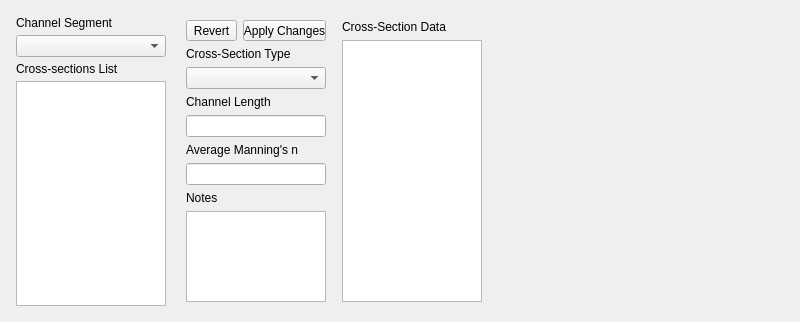
FLO-2DSoftware/qgis-flo-2d-plugin, file flo2d/ui/xsec_editor.ui: the form before one commit.
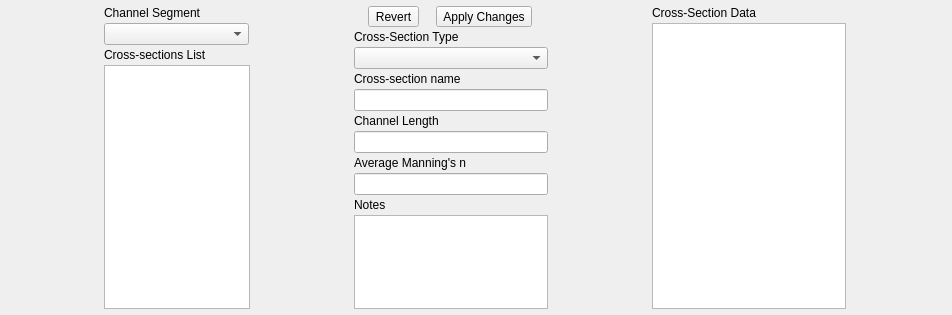
The form after the commit.

Commit message: Added basic plot functionality to xsection editor

Diff of the .ui file:
```diff
--- a/flo2d/ui/xsec_editor.ui
+++ b/flo2d/ui/xsec_editor.ui
@@ -6,14 +6,20 @@
    <rect>
     <x>0</x>
     <y>0</y>
-    <width>800</width>
-    <height>322</height>
+    <width>952</width>
+    <height>315</height>
    </rect>
   </property>
   <property name="windowTitle">
    <string>Dialog</string>
   </property>
   <layout class="QVBoxLayout" name="verticalLayout">
+   <property name="spacing">
+    <number>3</number>
+   </property>
+   <property name="margin">
+    <number>3</number>
+   </property>
    <item>
     <layout class="QGridLayout" name="gridLayout">
      <property name="sizeConstraint">
@@ -22,34 +28,24 @@
      <property name="bottomMargin">
       <number>0</number>
      </property>
+     <property name="spacing">
+      <number>0</number>
+     </property>
      <item row="0" column="5">
-      <layout class="QGridLayout" name="gridLayout_2">
-       <property name="rightMargin">
+      <layout class="QGridLayout" name="plotLayout">
+       <property name="margin">
         <number>0</number>
        </property>
-       <item row="0" column="0">
-        <widget class="QWidget" name="plotWidget" native="true">
-         <property name="sizePolicy">
-          <sizepolicy hsizetype="MinimumExpanding" vsizetype="Preferred">
-           <horstretch>0</horstretch>
-           <verstretch>0</verstretch>
-          </sizepolicy>
-         </property>
-         <property name="minimumSize">
-          <size>
-           <width>300</width>
-           <height>300</height>
-          </size>
-         </property>
-        </widget>
-       </item>
+       <property name="spacing">
+        <number>0</number>
+       </property>
       </layout>
      </item>
      <item row="0" column="0">
       <widget class="QFrame" name="frame">
        <property name="maximumSize">
         <size>
-         <width>160</width>
+         <width>152</width>
          <height>16777215</height>
         </size>
        </property>
@@ -61,10 +57,10 @@
        </property>
        <layout class="QVBoxLayout" name="verticalLayout_3">
         <property name="spacing">
-         <number>5</number>
+         <number>3</number>
         </property>
         <property name="margin">
-         <number>5</number>
+         <number>3</number>
         </property>
         <item>
          <widget class="QLabel" name="label_2">
@@ -95,13 +91,13 @@
           </property>
           <property name="minimumSize">
            <size>
-            <width>150</width>
+            <width>145</width>
             <height>0</height>
            </size>
           </property>
           <property name="maximumSize">
            <size>
-            <width>150</width>
+            <width>145</width>
             <height>16777215</height>
            </size>
           </property>
@@ -151,8 +147,11 @@
         <enum>QFrame::NoFrame</enum>
        </property>
        <layout class="QVBoxLayout" name="xsecParamsLayout">
-        <property name="rightMargin">
-         <number>1</number>
+        <property name="spacing">
+         <number>3</number>
+        </property>
+        <property name="margin">
+         <number>3</number>
         </property>
         <item>
          <layout class="QHBoxLayout" name="horizontalLayout">
@@ -198,6 +197,16 @@
           </property>
          </widget>
         </item>
+        <item>
+         <widget class="QLabel" name="label_8">
+          <property name="text">
+           <string>Cross-section name</string>
+          </property>
+         </widget>
+        </item>
+        <item>
+         <widget class="QLineEdit" name="xsecNameEdit"/>
+        </item>
         <item>
          <widget class="QLabel" name="label_3">
           <property name="maximumSize">
@@ -285,8 +294,11 @@
         </size>
        </property>
        <layout class="QVBoxLayout" name="verticalLayout_4">
-        <property name="rightMargin">
-         <number>1</number>
+        <property name="spacing">
+         <number>3</number>
+        </property>
+        <property name="margin">
+         <number>3</number>
         </property>
         <item>
          <widget class="QLabel" name="label_7">
```
Left out of the diff: 12 changed lines with no effect on the pictures. The commit also changes 247 other files.
